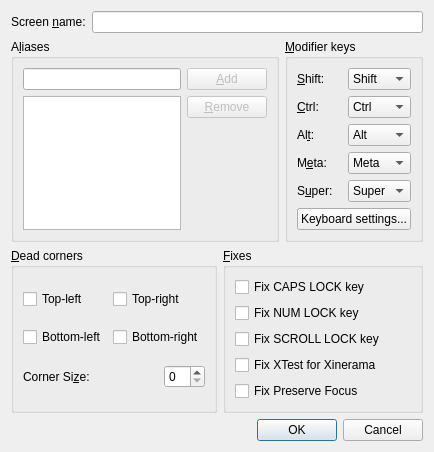
This is src/gui/src/ScreenSettingsDialog.ui in Craft374/input-leap as Qt 5 draws it before an edit. The edited form follows.
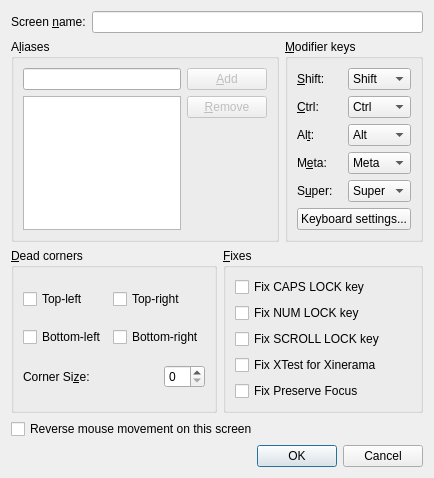
This is the edited form.

The edit to the form file:
```diff
--- a/src/gui/src/ScreenSettingsDialog.ui
+++ b/src/gui/src/ScreenSettingsDialog.ui
@@ -484,6 +484,13 @@
      </item>
     </layout>
    </item>
+   <item>
+    <widget class="QCheckBox" name="m_pCheckBoxReverseMouse">
+     <property name="text">
+      <string>Reverse mouse movement on this screen</string>
+     </property>
+    </widget>
+   </item>
    <item>
     <spacer>
      <property name="orientation">
```
